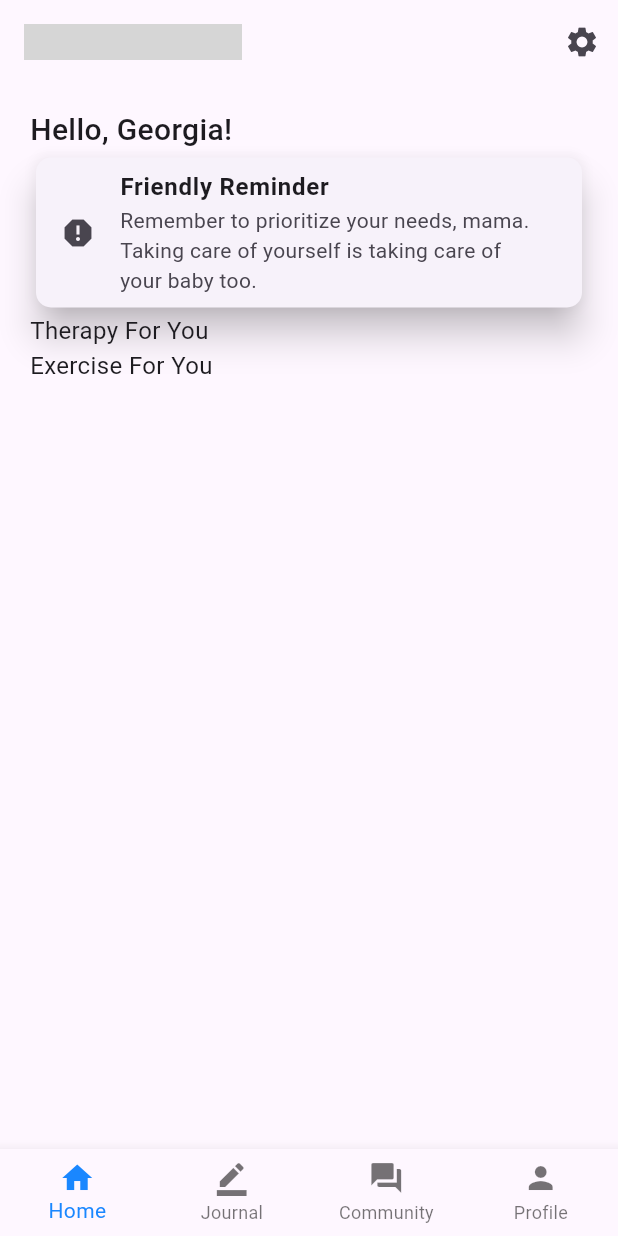
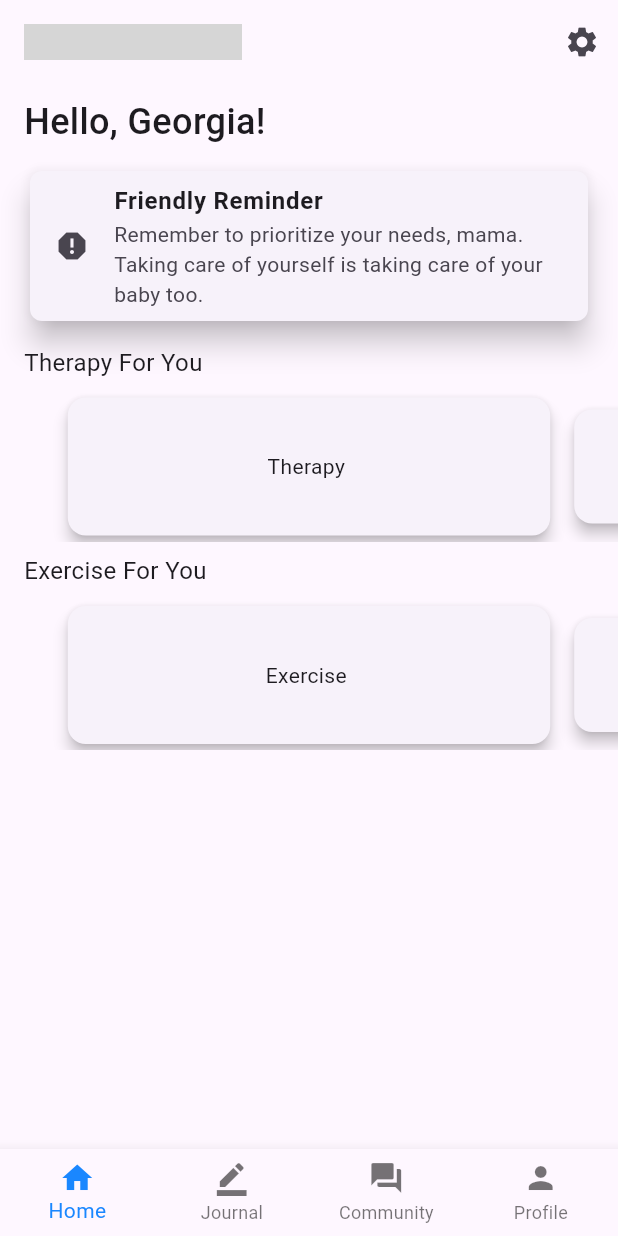
Before and after one commit to roastland/MomEase, a Flutter app: the screen it shows after launch, on a phone screen of 412 x 824 dp. Run offline on Flutter 3.47's test engine with Material 3 defaults, Android fonts, the phone set to English and light mode, and no system bars; our stand-ins replace bloc, equatable, flutter_bloc, fluttertoast; generated files the repository leaves out were written again; grey boxes are pictures that could not be loaded.

Commit message:
feat: daily motivation, therapy list, & exercise list card

```diff
--- a/momease/lib/src/features/daily_motivation/presentation/widgets/daily_motivation_card.dart
+++ b/momease/lib/src/features/daily_motivation/presentation/widgets/daily_motivation_card.dart
@@ -6,13 +6,11 @@ class DailyMotivationCard extends StatelessWidget {
   @override
   Widget build(BuildContext context) {
     return Card(
-        elevation: 10,
-        shape: RoundedRectangleBorder(borderRadius: BorderRadius.circular(10)),
+        elevation: 8,
+        shape: RoundedRectangleBorder(borderRadius: BorderRadius.circular(8)),
         // color: const Color(0xFFCFE2FF),
         // TODO: use daily motivation API to change each time
-        child: Container(
-            // padding: const EdgeInsets.all(4),
-            child: const ListTile(
+        child: const ListTile(
           leading: Icon(Icons.report),
           title: Text(
             "Friendly Reminder",
@@ -21,6 +19,6 @@ class DailyMotivationCard extends StatelessWidget {
           subtitle: Text(
               "Remember to prioritize your needs, mama. Taking care of yourself is taking care of your baby too."),
           // isThreeLine: true,
-        )));
+        ));
   }
 }
--- /dev/null
+++ b/momease/lib/src/features/exercise/presentation/widgets/exercise_card.dart
@@ -0,0 +1,19 @@
+import 'package:flutter/material.dart';
+
+class ExerciseCard extends StatefulWidget {
+  const ExerciseCard({super.key, required this.exerciseIdx});
+  final int exerciseIdx;
+
+  @override
+  State<ExerciseCard> createState() => _ExerciseCardState();
+}
+
+class _ExerciseCardState extends State<ExerciseCard> {
+  @override
+  Widget build(BuildContext context) {
+    return const Card(
+      elevation: 4,
+      child: Center(child: Text('Exercise ')),
+    );
+  }
+}
--- /dev/null
+++ b/momease/lib/src/features/exercise/presentation/widgets/list_of_exercise_card.dart
@@ -0,0 +1,33 @@
+import 'package:flutter/cupertino.dart';
+import 'package:momease/src/features/exercise/presentation/widgets/exercise_card.dart';
+
+class ListOfExerciseCard extends StatefulWidget {
+  const ListOfExerciseCard({super.key});
+
+  @override
+  State<ListOfExerciseCard> createState() => _ListOfExerciseCardState();
+}
+
+class _ListOfExerciseCardState extends State<ListOfExerciseCard> {
+  int _index = 0;
+
+  @override
+  Widget build(BuildContext context) {
+    return SizedBox(
+      height: 100.0,
+      child: PageView.builder(
+        itemCount: 3,
+        controller: PageController(viewportFraction: 0.8),
+        onPageChanged: (index) => setState(() => _index = index),
+        itemBuilder: (context, index) {
+          return AnimatedPadding(
+            duration: const Duration(milliseconds: 400),
+            curve: Curves.fastOutSlowIn,
+            padding: EdgeInsets.all(_index == index ? 0.0 : 8.0),
+            child: ExerciseCard(exerciseIdx: _index),
+          );
+        },
+      ),
+    );
+  }
+}
--- /dev/null
+++ b/momease/lib/src/features/therapy/presentation/widgets/list_of_therapy_card.dart
@@ -0,0 +1,33 @@
+import 'package:flutter/material.dart';
+import 'package:momease/src/features/therapy/presentation/widgets/therapy_card.dart';
+
+class ListOfTherapyCard extends StatefulWidget {
+  const ListOfTherapyCard({super.key});
+
+  @override
+  State<ListOfTherapyCard> createState() => _ListOfTherapyCardState();
+}
+
+class _ListOfTherapyCardState extends State<ListOfTherapyCard> {
+  int _index = 0;
+
+  @override
+  Widget build(BuildContext context) {
+    return SizedBox(
+      height: 100.0,
+      child: PageView.builder(
+        itemCount: 3,
+        controller: PageController(viewportFraction: 0.8),
+        onPageChanged: (index) => setState(() => _index = index),
+        itemBuilder: (context, index) {
+          return AnimatedPadding(
+            duration: const Duration(milliseconds: 400),
+            curve: Curves.fastOutSlowIn,
+            padding: EdgeInsets.all(_index == index ? 0.0 : 8.0),
+            child: TherapyCard(therapyIdx: _index),
+          );
+        },
+      ),
+    );
+  }
+}
--- /dev/null
+++ b/momease/lib/src/features/therapy/presentation/widgets/therapy_card.dart
@@ -0,0 +1,19 @@
+import 'package:flutter/material.dart';
+
+class TherapyCard extends StatefulWidget {
+  const TherapyCard({super.key, required this.therapyIdx});
+  final int therapyIdx;
+
+  @override
+  State<TherapyCard> createState() => _TherapyCardState();
+}
+
+class _TherapyCardState extends State<TherapyCard> {
+  @override
+  Widget build(BuildContext context) {
+    return const Card(
+      elevation: 4,
+      child: Center(child: Text('Therapy ')),
+    );
+  }
+}
--- a/momease/lib/src/screens/pages/home_page.dart
+++ b/momease/lib/src/screens/pages/home_page.dart
@@ -1,5 +1,7 @@
 import 'package:flutter/material.dart';
 import 'package:momease/src/features/daily_motivation/presentation/widgets/daily_motivation_card.dart';
+import 'package:momease/src/features/exercise/presentation/widgets/list_of_exercise_card.dart';
+import 'package:momease/src/features/therapy/presentation/widgets/list_of_therapy_card.dart';
 
 class HomePage extends StatelessWidget {
   const HomePage({super.key});
@@ -8,26 +10,34 @@ class HomePage extends StatelessWidget {
   Widget build(BuildContext context) {
     return const Scaffold(
       body: SingleChildScrollView(
-        child: Column(mainAxisAlignment: MainAxisAlignment.start, children: [
+        child: Column(
+            mainAxisSize: MainAxisSize.min,
+            mainAxisAlignment: MainAxisAlignment.start,
+            children: [
               Padding(
-            padding: EdgeInsets.symmetric(horizontal: 20, vertical: 16),
-            child: Column(
-              mainAxisAlignment: MainAxisAlignment.start,
-              crossAxisAlignment: CrossAxisAlignment.start,
-              children: [
-                Text(
+                padding: EdgeInsets.symmetric(vertical: 8, horizontal: 16),
+                child: Align(
+                  alignment: Alignment.centerLeft,
+                  child: Text(
                     "Hello, Georgia!",
                     // selectionColor: primaryTextColor,
                     textAlign: TextAlign.start,
                     style: TextStyle(
                         // color: primaryTextColor,
-                      fontSize: 20,
+                        fontSize: 24,
                         fontWeight: FontWeight.w500),
                   ),
-                Center(
+                ),
+              ),
+              Padding(
+                padding: EdgeInsets.symmetric(vertical: 4, horizontal: 16),
                 child: DailyMotivationCard(),
               ),
-                Text(
+              Padding(
+                padding: EdgeInsets.symmetric(vertical: 8, horizontal: 16),
+                child: Align(
+                  alignment: Alignment.centerLeft,
+                  child: Text(
                     "Therapy For You",
                     // selectionColor: primaryTextColor,
                     textAlign: TextAlign.start,
@@ -35,7 +45,14 @@ class HomePage extends StatelessWidget {
                         // color: primaryTextColor,
                         fontSize: 16),
                   ),
-                Text(
+                ),
+              ),
+              Flexible(child: ListOfTherapyCard()),
+              Padding(
+                padding: EdgeInsets.symmetric(vertical: 8, horizontal: 16),
+                child: Align(
+                  alignment: Alignment.centerLeft,
+                  child: Text(
                     "Exercise For You",
                     // selectionColor: primaryTextColor,
                     textAlign: TextAlign.start,
@@ -43,9 +60,9 @@ class HomePage extends StatelessWidget {
                         // color: primaryTextColor,
                         fontSize: 16),
                   ),
-              ],
                 ),
               ),
+              Flexible(child: ListOfExerciseCard()),
             ]),
       ),
     );
```
Lines whose indentation alone changed are shown as unchanged.
